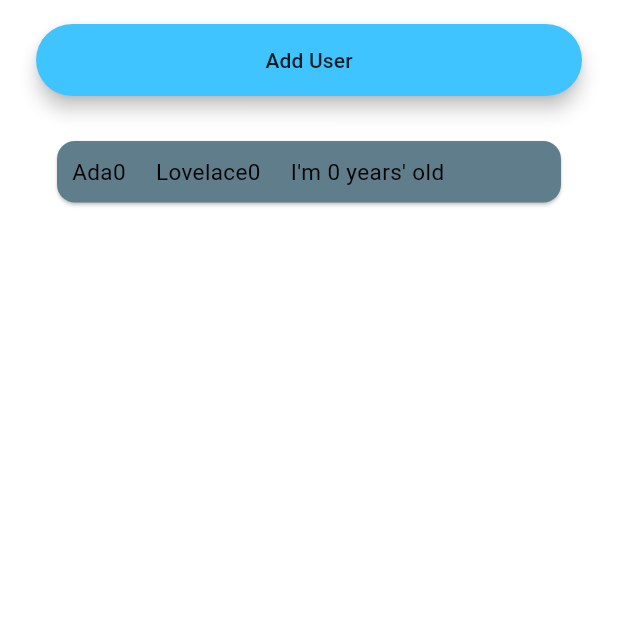
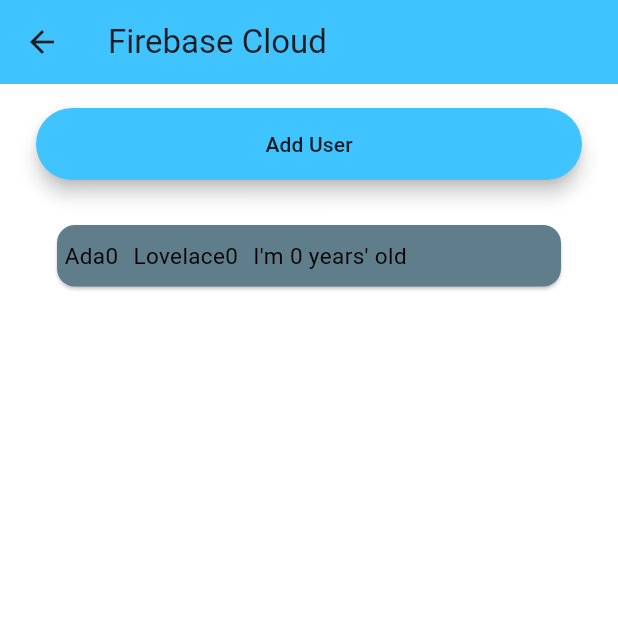
Before and after one commit to nicoleandlilli/milestone-app, a Flutter app: the FireStoreScreen screen opened by its route, after a tap on "Add User", on a phone screen of 412 x 824 dp, the top half of it. Run offline on Flutter 3.47's test engine with Material 3 defaults, Android fonts, the phone set to English and light mode, and no system bars; our stand-ins replace cloud_firestore, firebase_auth, firebase_core; accounts and stored records are empty.

```diff
--- a/lib/screenss/firestore_screen.dart
+++ b/lib/screenss/firestore_screen.dart
@@ -29,6 +29,16 @@ class FireStoreScreenState extends State<FireStoreScreen> {
 
     return Scaffold(
       backgroundColor: Colors.white,
+      appBar: AppBar(
+        // leading: Icons.arrow_back_ios,
+        // actions: <Widget>[
+        //   IconButton(onPressed: (){
+        //     Navigator.pop(context);
+        //   }, icon: Icon(Icons.close)),
+        // ],
+        title: Text('Firebase Cloud'),
+        backgroundColor: Colors.lightBlueAccent,
+      ),
       body: SafeArea(
           child: Container(
         child: Center(
@@ -155,7 +165,7 @@ class MessageBubble extends StatelessWidget {
           children: [
             Padding(
               padding:
-              const EdgeInsets.symmetric(vertical: 10.0, horizontal: 10.0),
+              const EdgeInsets.symmetric(vertical: 10.0, horizontal: 5.0),
               child: Text(
                 name,
                 style: TextStyle(
@@ -166,7 +176,7 @@ class MessageBubble extends StatelessWidget {
             ),
             Padding(
               padding:
-              const EdgeInsets.symmetric(vertical: 10.0, horizontal: 10.0),
+              const EdgeInsets.symmetric(vertical: 10.0, horizontal: 5.0),
               child: Text(
                 hobby,
                 style: const TextStyle(
@@ -177,7 +187,7 @@ class MessageBubble extends StatelessWidget {
             ),
             Padding(
               padding:
-              const EdgeInsets.symmetric(vertical: 10.0, horizontal: 10.0),
+              const EdgeInsets.symmetric(vertical: 10.0, horizontal: 5.0),
               child: Text(
                 "$age",
                 style: const TextStyle(
--- a/lib/screenss/registration_screen.dart
+++ b/lib/screenss/registration_screen.dart
@@ -71,8 +71,8 @@ class RegistrationScreenState extends State<RegistrationScreen>{
                           email: email, password: password);
                       print(newUser);
                       if(newUser!=null){
-                        // Navigator.pushNamed(context, LoginScreen.id);
-                        Navigator.pushNamed(context, FireStoreScreen.id);
+                        Navigator.pushNamed(context, LoginScreen.id);
+                        // Navigator.pushNamed(context, FireStoreScreen.id);
                       }
                     }),
               ],
```
Also changed, not shown: lib/screenss/login_screen.dart (+11 -0 lines).
